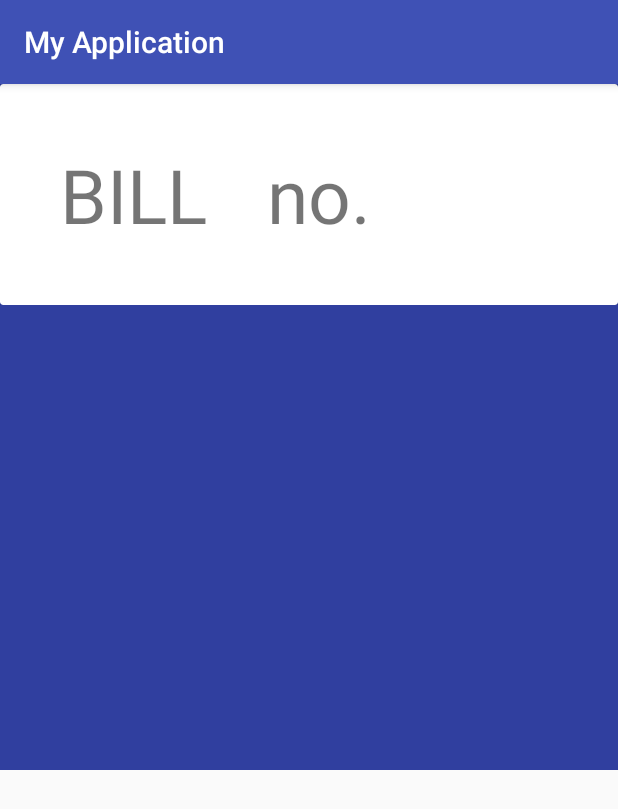
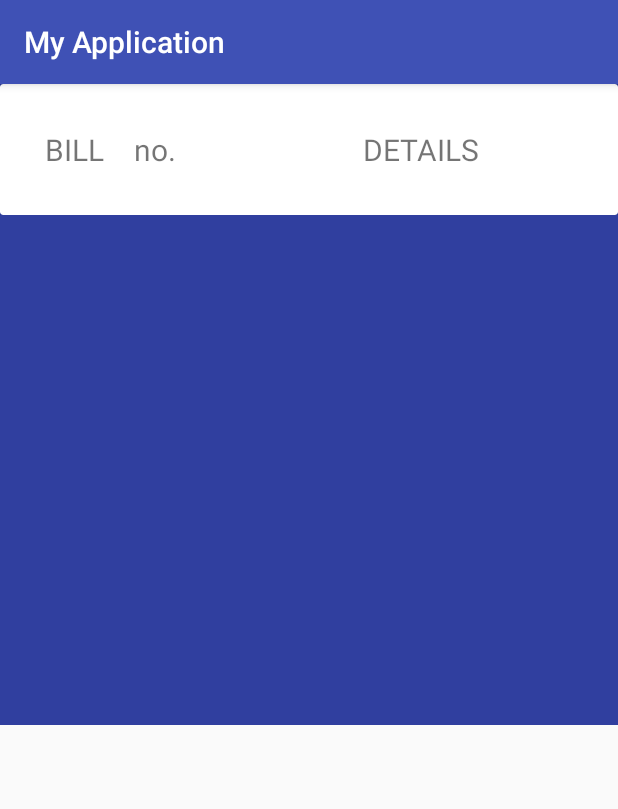
Before and after one commit to Bhavya-Ahir/SpendandShare, an Android app: the GroupData screen opened directly, with no data from a screen before it, on a phone screen of 412 x 824 dp. Shown: the top 809 px of the screen. Run offline under Robolectric (Android 15) with nearby library versions, the light colour scheme and no system bars.

Commit message:
data to database

```diff
--- a/app/src/main/AndroidManifest.xml
+++ b/app/src/main/AndroidManifest.xml
@@ -52,9 +52,8 @@
                 <category android:name="android.intent.category.DEFAULT" />
             </intent-filter>
         </activity>
-        <!--
-                <activity android:name=".after_paid_history"></activity>
-        -->
+        <!--                 <activity android:name=".after_paid_history"></activity> -->
+        <activity android:name=".Add_Bill"></activity>
     </application>
 
 </manifest>
--- a/app/src/main/java/com/example/bhavya/myapplication/Tab1.java
+++ b/app/src/main/java/com/example/bhavya/myapplication/Tab1.java
@@ -24,6 +24,7 @@ public class Tab1 extends Fragment {
     private TextView email_id;
     private ImageView photo;
     FirebaseAuth mAuth;
+
 
     @Nullable
     @Override
--- a/app/src/main/res/layout/activity_group_data.xml
+++ b/app/src/main/res/layout/activity_group_data.xml
@@ -34,24 +34,24 @@
                     <TextView
                         android:layout_width="wrap_content"
                         android:layout_height="wrap_content"
-                        android:layout_margin="20dp"
+                        android:layout_margin="10sp"
                         android:text="BILL"
-                        android:textSize="50sp" />
+                        android:textSize="20sp" />
 
                     <TextView
                         android:layout_width="wrap_content"
                         android:layout_height="wrap_content"
-                        android:layout_margin="20dp"
+                        android:layout_margin="10sp"
                         android:text="no. "
-                        android:textSize="50sp" />
+                        android:textSize="20sp" />
 
-                    <ImageView
+                    <TextView
                         android:layout_width="wrap_content"
                         android:layout_height="wrap_content"
-                        android:layout_margin="20dp"
-                        android:baselineAligned="false"
-                        android:padding="20dp"
-                        android:scaleType="fitCenter" />
+                        android:textSize="20sp"
+                        android:layout_margin="10sp"
+                        android:paddingLeft="100dp"
+                        android:text="DETAILS" />
 
                 </LinearLayout>
             </android.support.v7.widget.CardView>
```
Also changed, not shown: app/src/main/java/com/example/bhavya/myapplication/Add_Bill.java (added, +13 -0 lines), app/src/main/java/com/example/bhavya/myapplication/Settle.java (+13 -1 lines), app/src/main/java/com/example/bhavya/myapplication/Tab2.java (+33 -2 lines), app/src/main/res/layout/activity_add__bill.xml (added, +9 -0 lines), app/src/main/java/com/example/bhavya/myapplication/item_list.java (line endings or trailing spaces).
